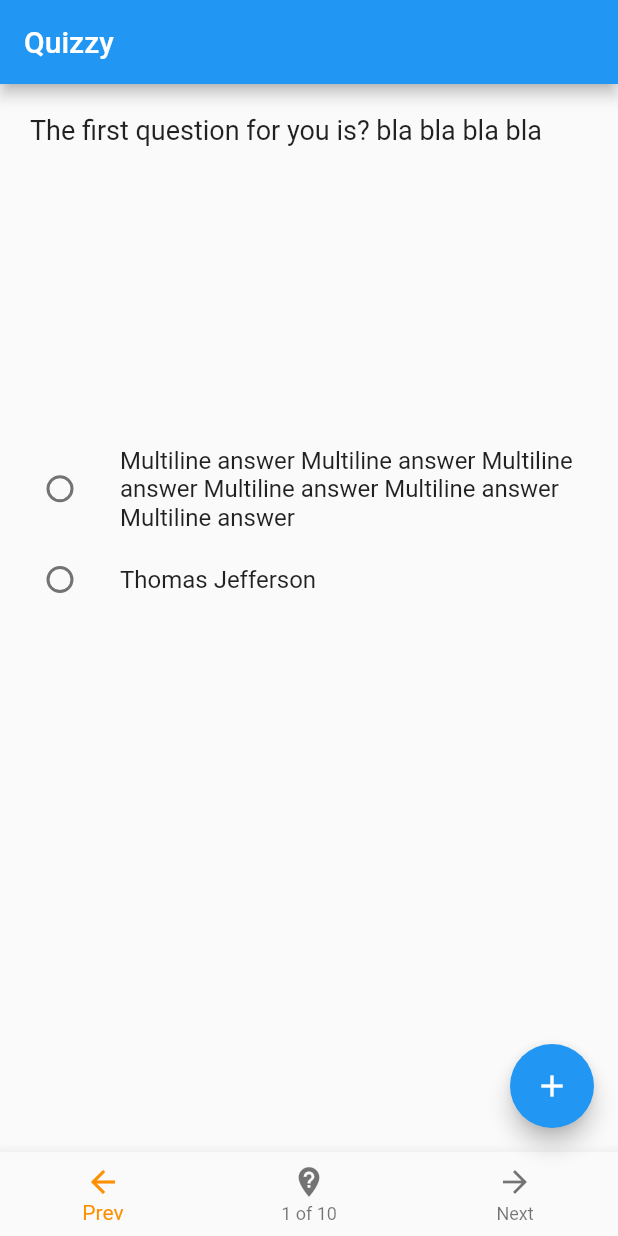
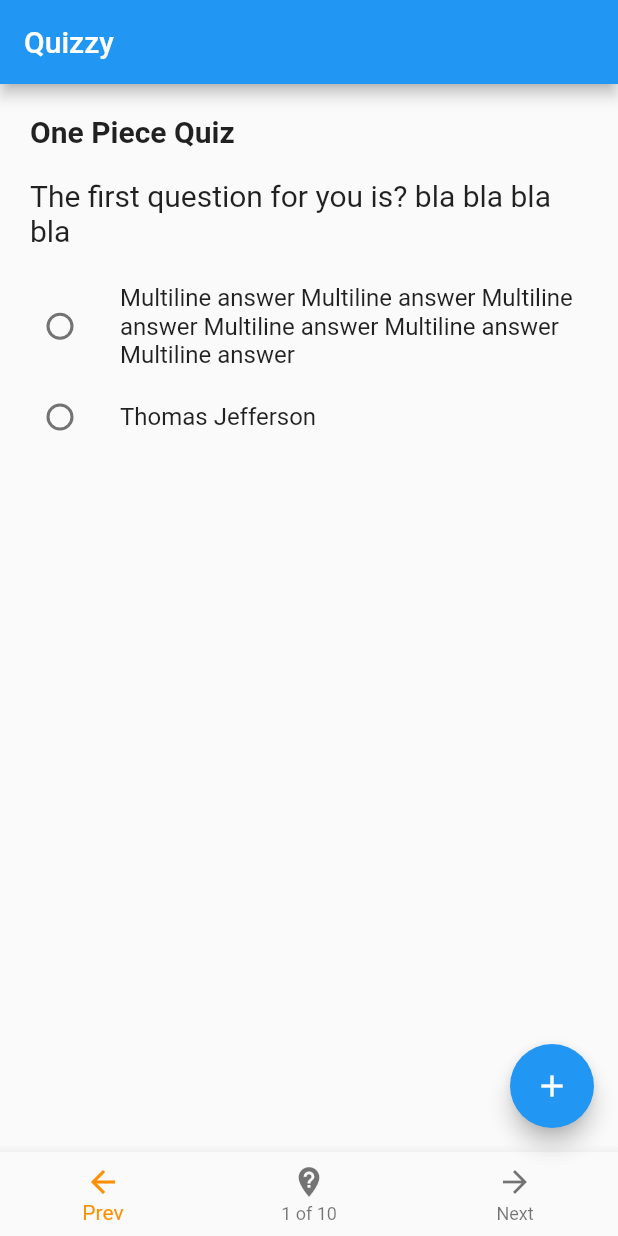
Before and after one commit to faridlab/flutter-quiz, a Flutter app: the screen it shows after launch, on a phone screen of 412 x 824 dp. Run offline on Flutter 3.47's test engine with Material 2 defaults, Android fonts, the phone set to English and light mode, and no system bars.

Commit message:
Questionbox style

```diff
--- a/lib/main.dart
+++ b/lib/main.dart
@@ -49,16 +49,22 @@ class MyHomePage extends StatefulWidget {
   _MyHomePageState createState() => _MyHomePageState();
 }
 
-var questionTextBox = Expanded(
-  flex: 4,
-  child: Container(
-    padding: EdgeInsets.all(20),
-    alignment: Alignment.topLeft,
-    child: Text(
-      'The first question for you is? bla bla bla bla',
-      style: TextStyle(fontSize: 18),
-    ),
-  ),
+var questionTextBox = Container(
+  padding: EdgeInsets.all(20),
+  child: Column(
+    crossAxisAlignment: CrossAxisAlignment.start,
+    children: [
+      Text(
+        'One Piece Quiz',
+        style: TextStyle(fontSize: 20, fontWeight: FontWeight.bold),
+      ),
+      SizedBox(height: 20),
+      Text(
+        'The first question for you is? bla bla bla bla',
+        style: TextStyle(fontSize: 20),
+      ),
+    ],
+  )
 );
 
 var answerChoicesBox =  Expanded(
```
